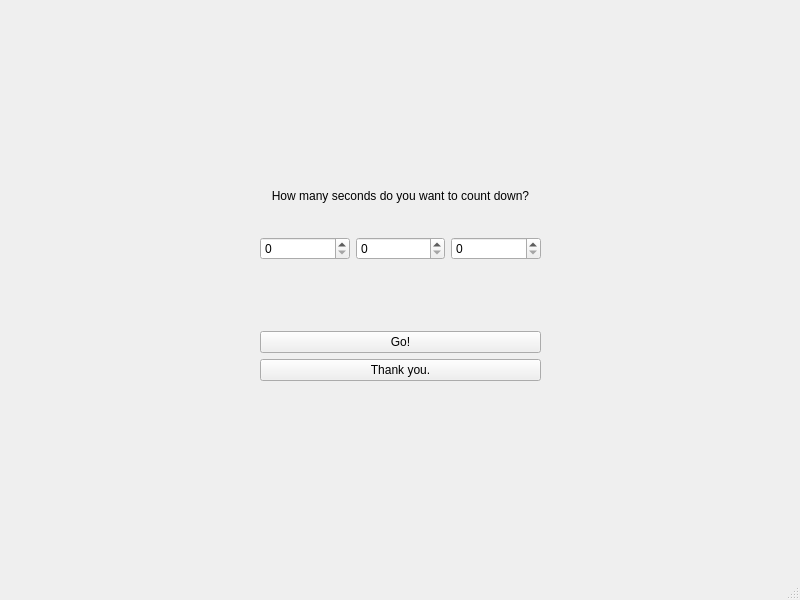
Above: countdown.ui from Sradelat/CountdownTest before the change. Below: the same form after it.
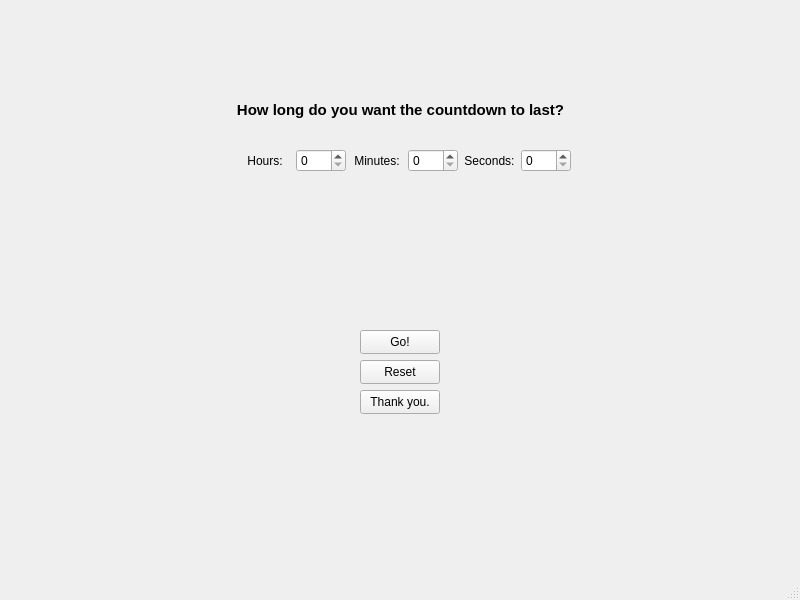
That is the form after the change.

Patch:
```diff
--- a/countdown.ui
+++ b/countdown.ui
@@ -14,75 +14,59 @@
    <string>Countdown</string>
   </property>
   <widget class="QWidget" name="centralwidget">
-   <widget class="QWidget" name="layoutWidget">
-    <property name="geometry">
-     <rect>
-      <x>260</x>
-      <y>160</y>
-      <width>281</width>
-      <height>221</height>
-     </rect>
-    </property>
-    <layout class="QVBoxLayout" name="verticalLayout_3">
-     <item>
-      <layout class="QVBoxLayout" name="verticalLayout_2">
-       <item>
         <widget class="QLabel" name="label">
-         <property name="text">
-          <string>How many seconds do you want to count down?</string>
-         </property>
-         <property name="alignment">
-          <set>Qt::AlignCenter</set>
-         </property>
-        </widget>
-       </item>
-       <item>
-        <layout class="QVBoxLayout" name="verticalLayout">
-         <property name="rightMargin">
-          <number>0</number>
-         </property>
-         <item>
-          <layout class="QHBoxLayout" name="horizontalLayout">
-           <item>
-            <widget class="QSpinBox" name="spinHours">
-             <property name="maximum">
-              <number>24</number>
-             </property>
-            </widget>
-           </item>
-           <item>
-            <widget class="QSpinBox" name="spinMinutes">
-             <property name="maximum">
-              <number>59</number>
-             </property>
-            </widget>
-           </item>
-           <item>
-            <widget class="QSpinBox" name="spinSeconds">
-             <property name="maximum">
-              <number>59</number>
-             </property>
-            </widget>
-           </item>
-          </layout>
-         </item>
-         <item>
-          <widget class="QLabel" name="text_above_num_label">
+    <property name="enabled">
+     <bool>true</bool>
+    </property>
+    <property name="geometry">
+     <rect>
+      <x>0</x>
+      <y>100</y>
+      <width>801</width>
+      <height>20</height>
+     </rect>
+    </property>
+    <property name="sizePolicy">
+     <sizepolicy hsizetype="Preferred" vsizetype="Preferred">
+      <horstretch>0</horstretch>
+      <verstretch>0</verstretch>
+     </sizepolicy>
+    </property>
            <property name="font">
             <font>
-             <pointsize>14</pointsize>
+      <pointsize>11</pointsize>
+      <bold>true</bold>
             </font>
            </property>
            <property name="text">
-            <string/>
+     <string>How long do you want the countdown to last?</string>
            </property>
            <property name="alignment">
             <set>Qt::AlignCenter</set>
            </property>
           </widget>
-         </item>
-         <item>
+   <widget class="QPushButton" name="resetButton">
+    <property name="geometry">
+     <rect>
+      <x>360</x>
+      <y>360</y>
+      <width>80</width>
+      <height>24</height>
+     </rect>
+    </property>
+    <property name="text">
+     <string>Reset</string>
+    </property>
+   </widget>
           <widget class="QLabel" name="numlabel">
+    <property name="geometry">
+     <rect>
+      <x>0</x>
+      <y>250</y>
+      <width>801</width>
+      <height>36</height>
+     </rect>
+    </property>
            <property name="font">
             <font>
              <pointsize>20</pointsize>
@@ -98,22 +82,111 @@
             <set>Qt::AlignCenter</set>
            </property>
           </widget>
-         </item>
-         <item>
           <widget class="QPushButton" name="cdButton">
+    <property name="geometry">
+     <rect>
+      <x>360</x>
+      <y>330</y>
+      <width>80</width>
+      <height>24</height>
+     </rect>
+    </property>
            <property name="text">
             <string>Go!</string>
            </property>
           </widget>
-         </item>
-        </layout>
-       </item>
-      </layout>
-     </item>
-     <item>
       <widget class="QPushButton" name="closeButton">
+    <property name="geometry">
+     <rect>
+      <x>360</x>
+      <y>390</y>
+      <width>80</width>
+      <height>24</height>
+     </rect>
+    </property>
        <property name="text">
         <string>Thank you.</string>
+    </property>
+   </widget>
+   <widget class="QLabel" name="text_above_num_label">
+    <property name="geometry">
+     <rect>
+      <x>0</x>
+      <y>190</y>
+      <width>801</width>
+      <height>41</height>
+     </rect>
+    </property>
+    <property name="font">
+     <font>
+      <pointsize>14</pointsize>
+     </font>
+    </property>
+    <property name="text">
+     <string/>
+    </property>
+    <property name="alignment">
+     <set>Qt::AlignCenter</set>
+    </property>
+   </widget>
+   <widget class="QWidget" name="layoutWidget">
+    <property name="geometry">
+     <rect>
+      <x>240</x>
+      <y>140</y>
+      <width>331</width>
+      <height>41</height>
+     </rect>
+    </property>
+    <layout class="QHBoxLayout" name="horizontalLayout">
+     <item>
+      <widget class="QLabel" name="hLabel">
+       <property name="text">
+        <string>Hours:</string>
+       </property>
+       <property name="alignment">
+        <set>Qt::AlignCenter</set>
+       </property>
+      </widget>
+     </item>
+     <item>
+      <widget class="QSpinBox" name="spinHours">
+       <property name="maximum">
+        <number>24</number>
+       </property>
+      </widget>
+     </item>
+     <item>
+      <widget class="QLabel" name="mLabel">
+       <property name="text">
+        <string>Minutes:</string>
+       </property>
+       <property name="alignment">
+        <set>Qt::AlignCenter</set>
+       </property>
+      </widget>
+     </item>
+     <item>
+      <widget class="QSpinBox" name="spinMinutes">
+       <property name="maximum">
+        <number>59</number>
+       </property>
+      </widget>
+     </item>
+     <item>
+      <widget class="QLabel" name="sLabel">
+       <property name="text">
+        <string>Seconds:</string>
+       </property>
+       <property name="alignment">
+        <set>Qt::AlignCenter</set>
+       </property>
+      </widget>
+     </item>
+     <item>
+      <widget class="QSpinBox" name="spinSeconds">
+       <property name="maximum">
+        <number>59</number>
        </property>
       </widget>
      </item>
```
Lines whose indentation alone changed are shown as unchanged.
